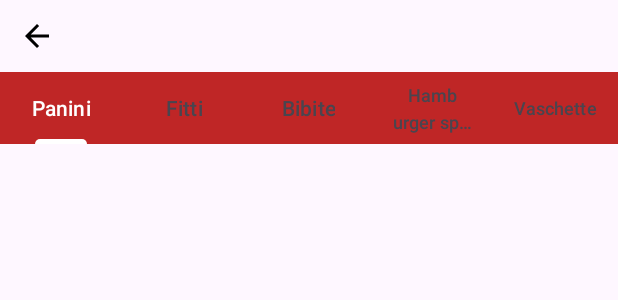
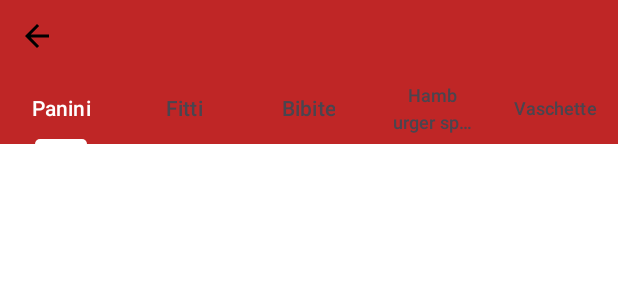
Before and after one commit to MarioAudibussio/ProgettoPanineria99, an Android app: the layout activity_second.xml on its own in the app's theme, with its tools: preview values and no code run, on a phone screen of 412 x 824 dp. Shown: the top 300 px of the screen. Run offline under Robolectric (Android 15) with nearby library versions, the phone set to English and light mode, and no system bars.

Commit message:
ho cambiato il colore dell top menu

```diff
--- a/app/src/main/res/layout/activity_second.xml
+++ b/app/src/main/res/layout/activity_second.xml
@@ -4,6 +4,7 @@
     xmlns:app="http://schemas.android.com/apk/res-auto"
     xmlns:tools="http://schemas.android.com/tools"
     android:id="@+id/main"
+    android:background="@color/primario"
     android:layout_width="match_parent"
     android:layout_height="match_parent"
     tools:context=".SecondActivity">
@@ -64,6 +65,7 @@
         android:id="@+id/frameLayout"
         android:layout_width="0dp"
         android:layout_height="0dp"
+        android:background="@color/white"
         app:layout_constraintTop_toBottomOf="@id/tablayout"
         app:layout_constraintBottom_toBottomOf="parent"
         app:layout_constraintStart_toStartOf="parent"
```
